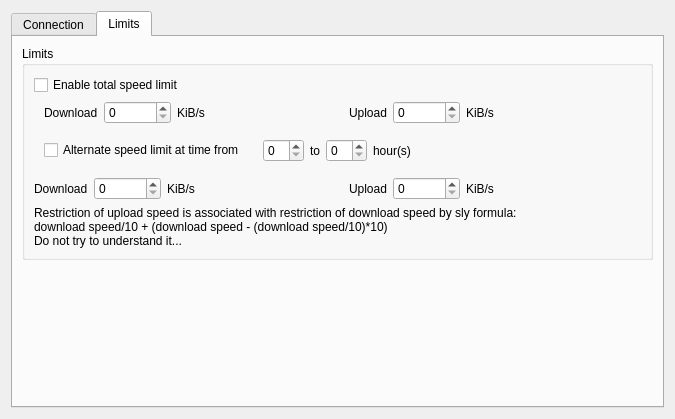
Above: eiskaltdcpp/ui/UISettingsConnection.ui from eiskaltdcpp/eiskaltdcpp before the change. Below: the same form after it.
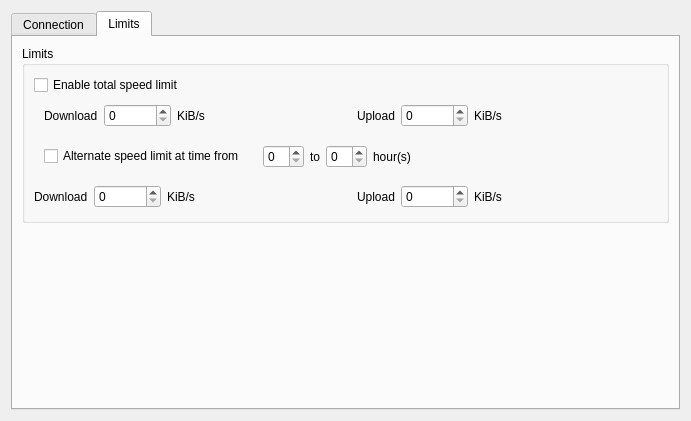
That is the form after the change. The open tabs and pages were chosen to show the change. Custom widgets are drawn as their Qt base class.

```diff
--- a/eiskaltdcpp/ui/UISettingsConnection.ui
+++ b/eiskaltdcpp/ui/UISettingsConnection.ui
@@ -6,8 +6,8 @@
    <rect>
     <x>0</x>
     <y>0</y>
-    <width>675</width>
-    <height>419</height>
+    <width>691</width>
+    <height>421</height>
    </rect>
   </property>
   <property name="windowTitle">
@@ -636,18 +636,6 @@
             </layout>
            </widget>
           </item>
-          <item>
-           <widget class="QLabel" name="label_18">
-            <property name="text">
-             <string>Restriction of upload speed is associated with restriction of download speed by sly formula:
-download speed/10 + (download speed - (download speed/10)*10)
-Do not try to understand it...</string>
-            </property>
-            <property name="wordWrap">
-             <bool>true</bool>
-            </property>
-           </widget>
-          </item>
          </layout>
         </widget>
        </item>
```
